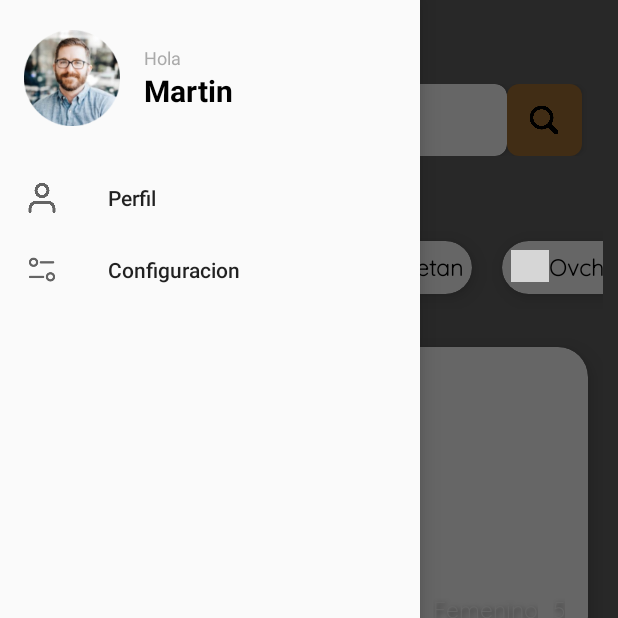
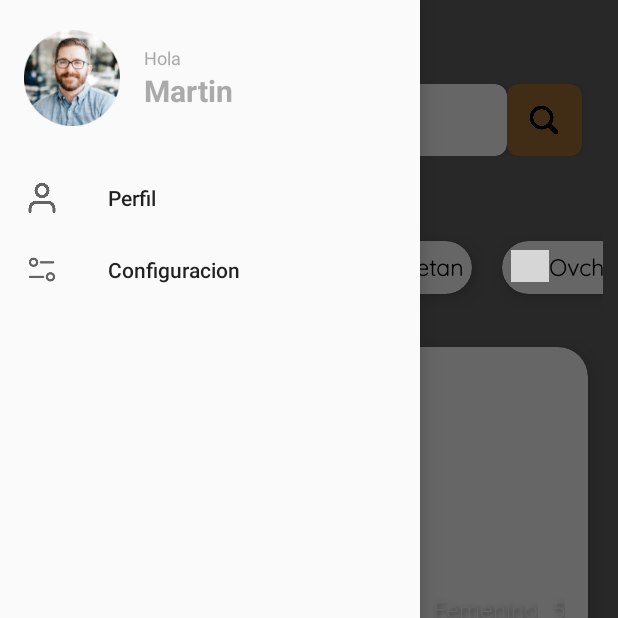
Before and after one commit to faqpauro/parcialTP3, an Android app: the MainActivity2 screen opened directly, with no data from a screen before it, with the side drawer open, on a phone screen of 412 x 824 dp, the top half of it. Run offline under Robolectric (Android 15) with nearby library versions, the phone set to English and light mode, and no system bars; our stand-ins replace Dagger/Hilt's generated code, Room's generated code, navigation-ui; pictures from the network do not load; grey boxes are pictures that could not be loaded.

Commit message:
Facu Pauro: ajustes nav header

```diff
--- a/app/src/main/java/com/example/parcialtp3/activities/MainActivity2.kt
+++ b/app/src/main/java/com/example/parcialtp3/activities/MainActivity2.kt
@@ -2,17 +2,19 @@ package com.example.parcialtp3.activities
 
 import android.content.Intent
 import android.content.res.Configuration
-import androidx.appcompat.app.AppCompatActivity
 import android.os.Bundle
 import android.view.MenuItem
+import android.widget.ImageView
+import android.widget.TextView
 import androidx.activity.viewModels
 import androidx.appcompat.app.ActionBarDrawerToggle
+import androidx.appcompat.app.AppCompatActivity
 import androidx.appcompat.app.AppCompatDelegate
 import androidx.core.view.GravityCompat
 import androidx.drawerlayout.widget.DrawerLayout
 import androidx.navigation.fragment.NavHostFragment
-import androidx.navigation.ui.AppBarConfiguration
 import androidx.navigation.ui.NavigationUI
+import com.bumptech.glide.Glide
 import com.example.parcialtp3.R
 import com.example.parcialtp3.viewmodels.SharedViewModel
 import com.google.android.material.bottomnavigation.BottomNavigationView
@@ -29,6 +31,7 @@ class MainActivity2 : AppCompatActivity(), NavigationView.OnNavigationItemSelect
     private lateinit var drawerLayout: DrawerLayout
     private lateinit var navigationView2: NavigationView
     private lateinit var toggle: ActionBarDrawerToggle
+    private lateinit var nameUser: TextView
     override fun onCreate(savedInstanceState: Bundle?) {
         super.onCreate(savedInstanceState)
         setContentView(R.layout.activity_main2)
@@ -61,6 +64,20 @@ class MainActivity2 : AppCompatActivity(), NavigationView.OnNavigationItemSelect
         navigationView2.setNavigationItemSelectedListener(this)
 
 
+        val navigationView: NavigationView = findViewById(R.id.nav_view2)
+        val headerView = navigationView.getHeaderView(0)
+        val nameUserTextView: TextView = headerView.findViewById(R.id.nombre_usuario)
+        val imagePerfil: ImageView = headerView.findViewById(R.id.nav_header_imageView)
+        val user = sharedViewModel.getUserData(this)
+        if (user != null) {
+            nameUserTextView.text = user.username
+            if (user.avatar_url != null) {
+                Glide.with(this) // Contexto
+                    .load(user.avatar_url) // URL de la imagen
+                    .circleCrop() // Esta línea hace el recorte circular
+                    .into(imagePerfil) // ImageView donde se cargará la imagen
+            }
+        }
 
         val isDarkMode = sharedViewModel.getDarkModeState(this)
         if (isDarkMode) {
--- a/app/src/main/res/layout/nav_header_main.xml
+++ b/app/src/main/res/layout/nav_header_main.xml
@@ -1,5 +1,6 @@
 <?xml version="1.0" encoding="utf-8"?>
 <LinearLayout xmlns:android="http://schemas.android.com/apk/res/android"
+    xmlns:app="http://schemas.android.com/apk/res-auto"
     android:id="@+id/nav_header"
     android:layout_width="match_parent"
     android:layout_height="100dp"
@@ -42,7 +43,7 @@
                 android:layout_width="wrap_content"
                 android:layout_height="wrap_content"
                 android:text="Martin"
-                android:textColor="@android:color/black"
+                android:textColor="@android:color/darker_gray"
                 android:textSize="20sp"
                 android:textStyle="bold" />
         </LinearLayout>
```
